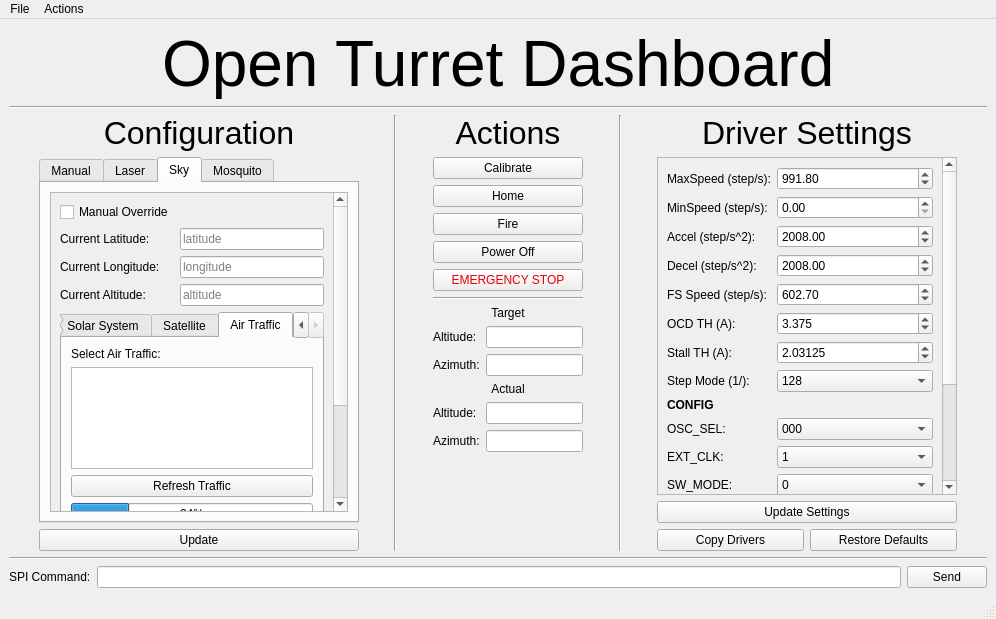
The window that Raspberry_Pi/QtUi.ui (Cinbarker/OpenTurret) describes before a commit, drawn with Qt 5.
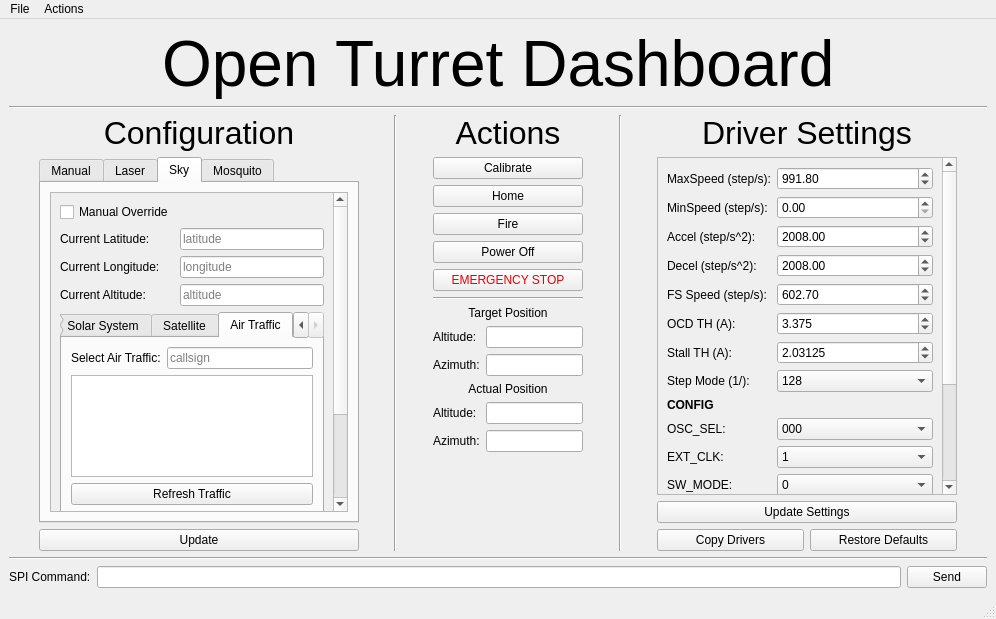
The same window after the commit. The open tabs and pages were chosen to show the change.

Commit message: add functionality to AirTraffic selection

What changed in the file:
```diff
--- a/Raspberry_Pi/QtUi.ui
+++ b/Raspberry_Pi/QtUi.ui
@@ -396,9 +396,9 @@
                  <property name="geometry">
                   <rect>
                    <x>0</x>
-                   <y>0</y>
-                   <width>340</width>
-                   <height>519</height>
+                   <y>-97</y>
+                   <width>325</width>
+                   <height>502</height>
                   </rect>
                  </property>
                  <layout class="QVBoxLayout" name="verticalLayout_14">
@@ -769,23 +769,34 @@
                      </attribute>
                      <layout class="QVBoxLayout" name="verticalLayout_13">
                       <item>
-                       <widget class="QLabel" name="label">
-                        <property name="maximumSize">
-                         <size>
-                          <width>16777215</width>
-                          <height>20</height>
-                         </size>
-                        </property>
-                        <property name="text">
-                         <string>Select Air Traffic:</string>
-                        </property>
-                        <property name="buddy">
-                         <cstring>airTrafficList</cstring>
-                        </property>
-                       </widget>
+                       <layout class="QHBoxLayout" name="horizontalLayout_4">
+                        <item>
+                         <widget class="QLabel" name="label">
+                          <property name="maximumSize">
+                           <size>
+                            <width>16777215</width>
+                            <height>20</height>
+                           </size>
+                          </property>
+                          <property name="text">
+                           <string>Select Air Traffic:</string>
+                          </property>
+                          <property name="buddy">
+                           <cstring>callsignInput</cstring>
+                          </property>
+                         </widget>
+                        </item>
+                        <item>
+                         <widget class="QLineEdit" name="callsignInput">
+                          <property name="placeholderText">
+                           <string>callsign</string>
+                          </property>
+                         </widget>
+                        </item>
+                       </layout>
                       </item>
                       <item>
-                       <widget class="QListWidget" name="airTrafficList">
+                       <widget class="QListView" name="airTrafficList">
                         <property name="minimumSize">
                          <size>
                           <width>0</width>
@@ -807,13 +818,6 @@
                         </property>
                        </widget>
                       </item>
-                      <item>
-                       <widget class="QProgressBar" name="refreshProgress">
-                        <property name="value">
-                         <number>24</number>
-                        </property>
-                       </widget>
-                      </item>
                       <item>
                        <layout class="QFormLayout" name="formLayout_8">
                         <item row="0" column="0">
@@ -1122,7 +1126,7 @@
           <item>
            <widget class="QLabel" name="label_59">
             <property name="text">
-             <string>Target</string>
+             <string>Target Position</string>
             </property>
             <property name="alignment">
              <set>Qt::AlignCenter</set>
@@ -1156,7 +1160,7 @@
           <item>
            <widget class="QLabel" name="label_63">
             <property name="text">
-             <string>Actual</string>
+             <string>Actual Position</string>
             </property>
             <property name="alignment">
              <set>Qt::AlignCenter</set>
```
Left out of the diff: 142 changed lines with no effect on the pictures. The commit also changes 3 other files.
